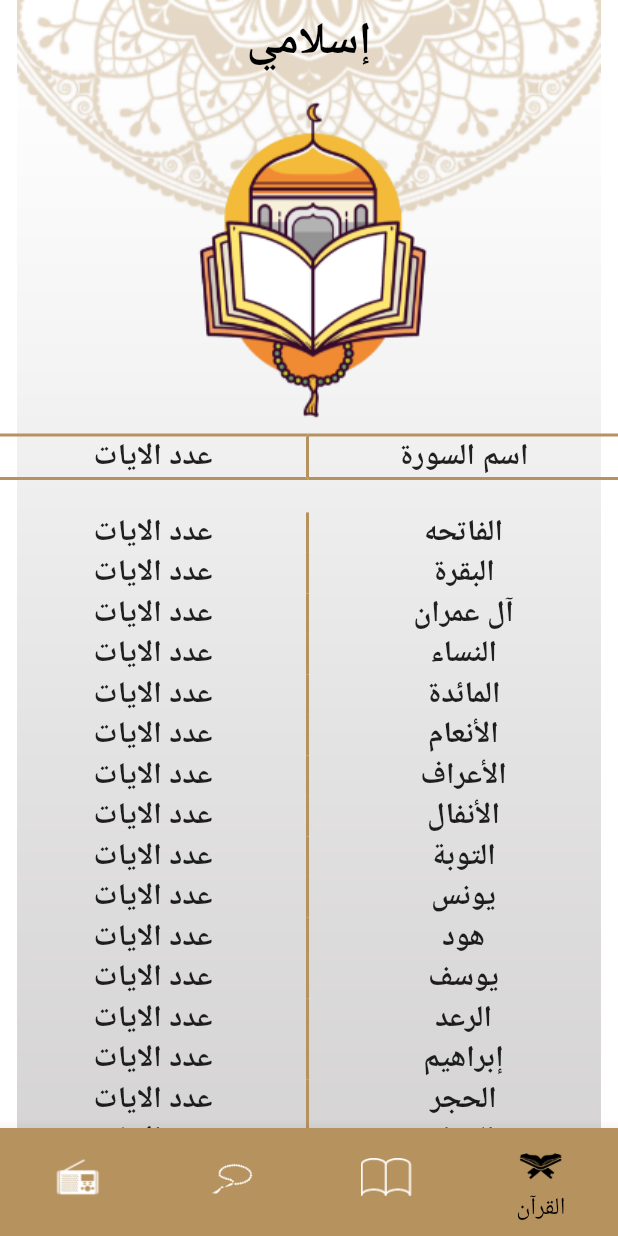
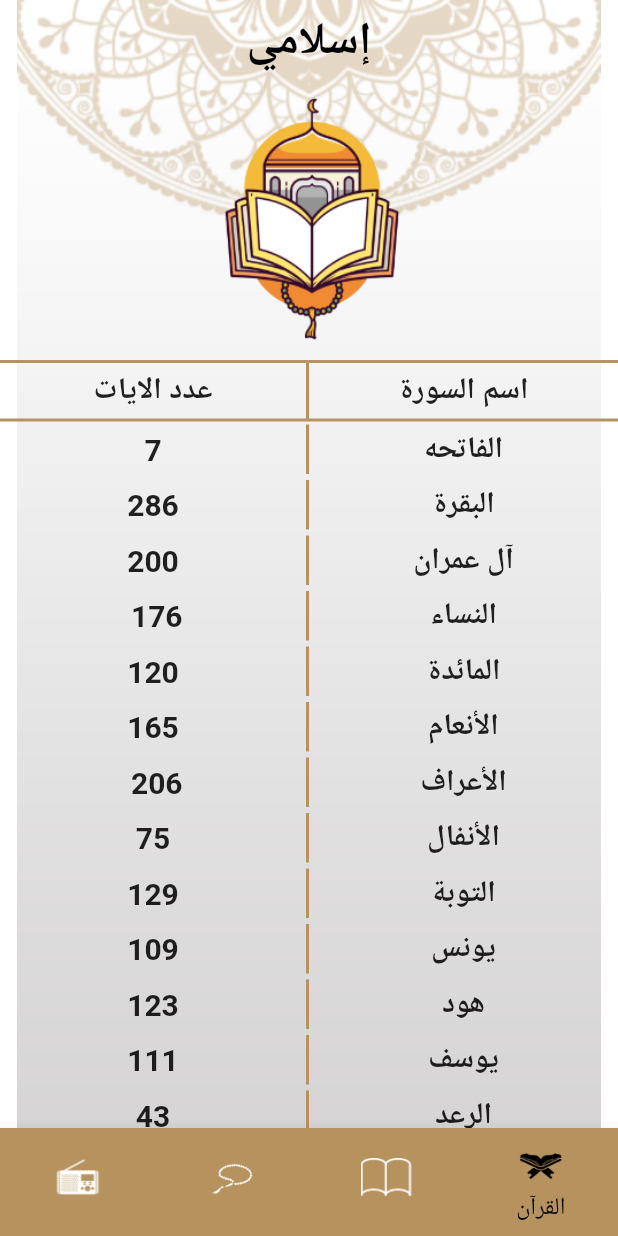
Before and after one commit to Omniakhalid/islami-app, a Flutter app: the screen it shows after launch, item 4 of the bottom bar chosen, on a phone screen of 412 x 824 dp. Run offline on Flutter 3.47's test engine with Material 2 defaults, Android fonts, the phone set to English and light mode, and no system bars.

Commit message:
update radio ui, quran ui and sebha ui

```diff
--- a/lib/hadeth/hadeth_tab.dart
+++ b/lib/hadeth/hadeth_tab.dart
@@ -8,9 +8,10 @@ class HadethTab extends StatelessWidget {
     "الحديث الثالث",
     "الحديث الرابع",
     "الحديث الخامس",
+    "الحديث السادس",
     "الحديث السابع",
     "الحديث الثامن",
-    "الحديث التاسغ",
+    "الحديث التاسع",
     "الحديث العاشر",
     "الحديث الحادي عشر",
     "الحديث الثاني عشر",
@@ -37,9 +38,10 @@ class HadethTab extends StatelessWidget {
     "الحديث الثالث والثلاثــون",
     "الحديث الرابع والثلاثــون",
     "الحديث الخامس والثلاثــون",
+    "الحديث السادس والثلاثــون",
     "الحديث السابع والثلاثــون",
     "الحديث الثامن والثلاثــون",
-    "الحديث التاسغ والثلاثــون",
+    "الحديث التاسع والثلاثــون",
     "الحديث الاربعون",
     "الحديث الواحد والاربعون",
     "الحديث الثاني والاربعون",
--- a/lib/home_page.dart
+++ b/lib/home_page.dart
@@ -1,4 +1,5 @@
 import 'package:flutter/material.dart';
+import 'package:flutter/services.dart';
 import 'package:islami/hadeth/hadeth_tab.dart';
 import 'package:islami/quran/quran_tab.dart';
 import 'package:islami/radio/radio_tab.dart';
@@ -22,6 +23,9 @@ class _HomePageState extends State<HomePage> {
       child: Scaffold(
         backgroundColor: Colors.transparent,
         appBar: AppBar(
+          systemOverlayStyle: SystemUiOverlayStyle(
+            statusBarIconBrightness: Brightness.light,
+          ),
           title: Text('إسلامي',style: TextStyle(fontWeight: FontWeight.bold,fontSize: 30,color: Colors.black),),
           elevation: 0,
           backgroundColor: Colors.transparent,
--- /dev/null
+++ b/lib/quran/quran_data.dart
@@ -0,0 +1,128 @@
+class QuranData{
+  static const List quran_list = ["الفاتحه","البقرة","آل عمران","النساء","المائدة","الأنعام","الأعراف","الأنفال","التوبة","يونس","هود"
+    ,"يوسف","الرعد","إبراهيم","الحجر","النحل","الإسراء","الكهف","مريم","طه","الأنبياء","الحج","المؤمنون"
+    ,"النّور","الفرقان","الشعراء","النّمل","القصص","العنكبوت","الرّوم","لقمان","السجدة","الأحزاب","سبأ"
+    ,"فاطر","يس","الصافات","ص","الزمر","غافر","فصّلت","الشورى","الزخرف","الدّخان","الجاثية","الأحقاف"
+    ,"محمد","الفتح","الحجرات","ق","الذاريات","الطور","النجم","القمر","الرحمن","الواقعة","الحديد","المجادلة"
+    ,"الحشر","الممتحنة","الصف","الجمعة","المنافقون","التغابن","الطلاق","التحريم","الملك","القلم","الحاقة","المعارج"
+    ,"نوح","الجن","المزّمّل","المدّثر","القيامة","الإنسان","المرسلات","النبأ","النازعات","عبس","التكوير","الإنفطار"
+    ,"المطفّفين","الإنشقاق","البروج","الطارق","الأعلى","الغاشية","الفجر","البلد","الشمس","الليل","الضحى","الشرح"
+    ,"التين","العلق","القدر","البينة","الزلزلة","العاديات","القارعة","التكاثر","العصر",
+    "الهمزة","الفيل","قريش","الماعون","الكوثر","الكافرون","النصر","المسد","الإخلاص","الفلق","الناس"];
+  static const List ayat_numbers_list = [
+    '7',
+    '286',
+    '200',
+    ' 176',
+    '120',
+    '165',
+    ' 206',
+    '75',
+    '129',
+    '109',
+    '123',
+    '111',
+    '43',
+    '52',
+    '99',
+    ' 128',
+    '111',
+    '110',
+    '98',
+    '135',
+    '112',
+    '78',
+    '118',
+    '64',
+    '77',
+    '227',
+    '93',
+    '88',
+    '69',
+    '60',
+    '34',
+    '30',
+    '73',
+    '54',
+    '45',
+    '83',
+    '182',
+    '88',
+    '75',
+    '85',
+    '54',
+    '53',
+    '89',
+    '59',
+    '37',
+    '35',
+    '38',
+    '29',
+    '18',
+    '45',
+    '60',
+    '49',
+    '62',
+    '55',
+    '78',
+    '96',
+    '29',
+    '22',
+    '24',
+    '13',
+    '14',
+    '11',
+    '11',
+    '18',
+    '12',
+    '12',
+    '30',
+    '52',
+    '52',
+    '44',
+    '28',
+    '28',
+    '20',
+    '56',
+    '40',
+    '31',
+    '50',
+    '40',
+    '46',
+    '42',
+    '29',
+    '19',
+    '36',
+    '25',
+    '22',
+    '17',
+    '19',
+    '26',
+    '30',
+    '20',
+    '15',
+    '21',
+    '11',
+    '8',
+    '8',
+    '19',
+    '5',
+    '8',
+    '8',
+    '11',
+    '11',
+    '8',
+    '3',
+    '9',
+    '5',
+    '4',
+    '7',
+    '3',
+    '6',
+    '3',
+    '5',
+    '4',
+    '5',
+    '6'
+  ];
+}
--- a/lib/quran/quran_item.dart
+++ b/lib/quran/quran_item.dart
@@ -1,5 +1,6 @@
 import 'package:flutter/material.dart';
 import 'package:islami/quran/SuraDetails.dart';
+import 'package:islami/quran/quran_data.dart';
 
 class QuranItem extends StatelessWidget {
   int index;String suraName;
@@ -15,14 +16,15 @@ class QuranItem extends StatelessWidget {
         children: [
           Expanded(
             child: Container(
+              padding: EdgeInsets.all(5),
               decoration: BoxDecoration(
                   border: Border(
-                    right: BorderSide(width: 2,color: Color(0xffb6925f),),
+                    right: BorderSide(width: 2,color: Color(0xffb6925f)),
                   )
               ),
               alignment: Alignment.center,
               child: Text(
-                'عدد الايات',
+                QuranData.ayat_numbers_list[index],
                 style: TextStyle(
                     fontWeight: FontWeight.bold, fontSize: 20),
               ),
@@ -30,6 +32,7 @@ class QuranItem extends StatelessWidget {
           ),
           Expanded(
             child: Container(
+              padding: EdgeInsets.all(5),
               alignment: Alignment.center,
               child: Text(suraName,
                 style: TextStyle(
--- a/lib/quran/quran_tab.dart
+++ b/lib/quran/quran_tab.dart
@@ -1,35 +1,26 @@
-import 'package:flutter/cupertino.dart';
 import 'package:flutter/material.dart';
+import 'package:islami/quran/quran_data.dart';
 import 'package:islami/quran/quran_item.dart';
 
 class QuranTab extends StatelessWidget {
-   final List quran_list = ["الفاتحه","البقرة","آل عمران","النساء","المائدة","الأنعام","الأعراف","الأنفال","التوبة","يونس","هود"
-  ,"يوسف","الرعد","إبراهيم","الحجر","النحل","الإسراء","الكهف","مريم","طه","الأنبياء","الحج","المؤمنون"
-  ,"النّور","الفرقان","الشعراء","النّمل","القصص","العنكبوت","الرّوم","لقمان","السجدة","الأحزاب","سبأ"
-  ,"فاطر","يس","الصافات","ص","الزمر","غافر","فصّلت","الشورى","الزخرف","الدّخان","الجاثية","الأحقاف"
-  ,"محمد","الفتح","الحجرات","ق","الذاريات","الطور","النجم","القمر","الرحمن","الواقعة","الحديد","المجادلة"
-  ,"الحشر","الممتحنة","الصف","الجمعة","المنافقون","التغابن","الطلاق","التحريم","الملك","القلم","الحاقة","المعارج"
-  ,"نوح","الجن","المزّمّل","المدّثر","القيامة","الإنسان","المرسلات","النبأ","النازعات","عبس","التكوير","الإنفطار"
-  ,"المطفّفين","الإنشقاق","البروج","الطارق","الأعلى","الغاشية","الفجر","البلد","الشمس","الليل","الضحى","الشرح"
-  ,"التين","العلق","القدر","البينة","الزلزلة","العاديات","القارعة","التكاثر","العصر",
-  "الهمزة","الفيل","قريش","الماعون","الكوثر","الكافرون","النصر","المسد","الإخلاص","الفلق","الناس"];
   @override
   Widget build(BuildContext context) {
-    return Container(
-      child: Column(
+    return Column(
       children: [
-          Center(
+        Expanded(
           child: Image.asset('assets/images/quran_logo.png'),
         ),
         Expanded(
+          flex: 3,
           child: Container(
-              margin: EdgeInsets.only(top: 6),
+            margin: EdgeInsets.only(top: 10),
             child: Column(
               children: [
                 Row(
                   children: [
                     Expanded(
                       child: Container(
+                        padding: EdgeInsets.all(5),
                         decoration: BoxDecoration(
                           border: Border(
                             right: BorderSide(width: 2,color: Color(0xffb6925f),),
@@ -47,6 +38,7 @@ class QuranTab extends StatelessWidget {
                     ),
                     Expanded(
                       child: Container(
+                        padding: EdgeInsets.all(5),
                         decoration: BoxDecoration(
                             border: Border(
                               top: BorderSide(width: 2,color: Color(0xffb6925f),),
@@ -63,22 +55,25 @@ class QuranTab extends StatelessWidget {
                     ),
                   ],
                 ),
-                ],
+                Expanded(
+                  child: ListView.separated(
+                      separatorBuilder: (context, index) => VerticalDivider(thickness: 2,
+                          color: Color(0xffb6925f)
                       ),
-            ),
-          ),
-          Expanded(
-            flex: 7,
-            child: ListView.builder(
-              itemCount: quran_list.length,
+                      itemCount: QuranData.quran_list.length,
                       itemBuilder: (context,index){
-                return QuranItem(index, quran_list[index]);
+                        return QuranItem(index, QuranData.quran_list[index]);
                       }
                   ),
                 )
+              ],
+            ),
+
+          ),
+        ),
+
 
       ],
-      ),
     );
   }
 }
--- a/pubspec.yaml
+++ b/pubspec.yaml
@@ -23,6 +23,7 @@ environment:
 dependencies:
   flutter:
     sdk: flutter
+  arabic_numbers: ^1.0.0
 
 
   # The following adds the Cupertino Icons font to your application.
```
Also changed, not shown: lib/quran/SuraDetails.dart (+22 -11 lines), lib/radio/radio_tab.dart (+7 -19 lines), lib/sebha/sebha_tab.dart (+44 -23 lines), pubspec.lock. Lines whose indentation alone changed are shown as unchanged.
